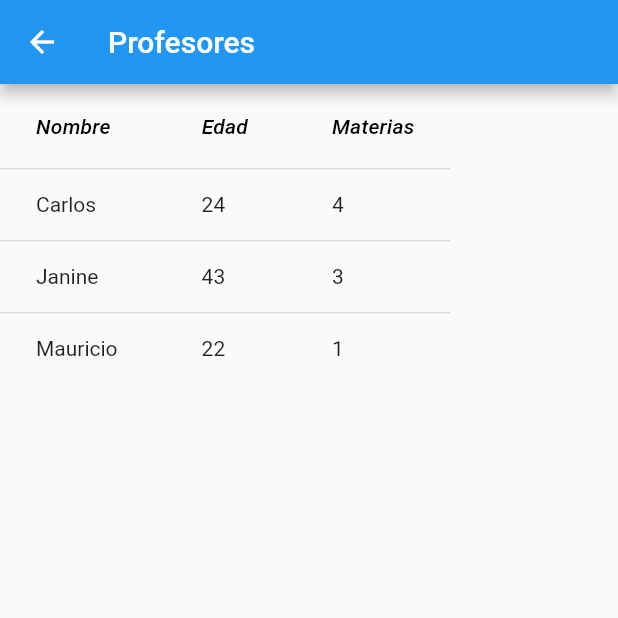
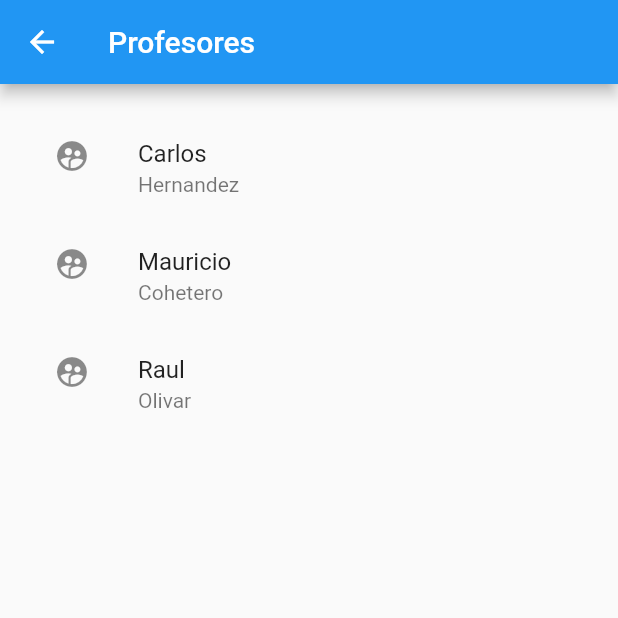
Before and after one commit to Cohetero/schiary, a Flutter app: the VerProfesores screen opened directly, on a phone screen of 412 x 824 dp, the top half of it. Run offline on Flutter 3.47's test engine with Material 2 defaults, Android fonts, the phone set to English and light mode, and no system bars; our stand-ins replace cloud_firestore, firebase_auth, google_sign_in; missing offline and left inert: flutter_facebook_auth; accounts and stored records are empty.

```diff
--- a/lib/code/Administrador/verProfesores.dart
+++ b/lib/code/Administrador/verProfesores.dart
@@ -7,63 +7,49 @@ class VerProfesores extends StatelessWidget {
       appBar: AppBar(
         title: Text('Profesores'),
       ),
-      body: DataTable(
-        columns: const <DataColumn>[
-          DataColumn(
-            label: Text(
-              'Nombre',
-              style: TextStyle(fontStyle: FontStyle.italic),
-            ),
-          ),
-          DataColumn(
-            label: Text(
-              'Edad',
-              style: TextStyle(fontStyle: FontStyle.italic),
-            ),
-          ),
-          DataColumn(
-            label: Text(
-              'Materias',
-              style: TextStyle(fontStyle: FontStyle.italic),
-            ),
-          ),
-        ],
-        rows: const <DataRow>[
-          DataRow(
-            cells: <DataCell>[
-              DataCell(Text('Carlos')),
-              DataCell(Text('24')),
-              DataCell(Text('4')),
-            ],
-          ),
-          DataRow(
-            cells: <DataCell>[
-              DataCell(Text('Janine')),
-              DataCell(Text('43')),
-              DataCell(Text('3')),
-            ],
-          ),
-          DataRow(
-            cells: <DataCell>[
-              DataCell(Text('Mauricio')),
-              DataCell(Text('22')),
-              DataCell(Text('1')),
-            ],
-          ),
-        ],
+      body: Container(
+        padding: EdgeInsets.all(20),
+        child: ProfeList(),
       ),
-      /*Center(
-        child: MaterialButton(
-          minWidth: 200.0,
-          height: 40.0,
-          color: Colors.blueGrey,
-          textColor: Colors.white,
-          onPressed: () {
-            Navigator.pop(context);
-          },
-          child: Text('Regresar'),
-        ),
-      ),*/
     );
   }
 }
+
+class User {
+  String fullname, username, photoUrl;
+  User(this.fullname, this.username, this.photoUrl);
+}
+
+class ProfeList extends StatefulWidget {
+  @override
+  _ProfeListState createState() => _ProfeListState();
+}
+
+class _ProfeListState extends State<ProfeList> {
+  List<User> users;
+
+  @override
+  void initState() {
+    users = [
+      User('Carlos', 'Hernandez', ''),
+      User('Mauricio', 'Cohetero', ''),
+      User('Raul', 'Olivar', ''),
+    ];
+    super.initState();
+  }
+
+  @override
+  Widget build(BuildContext context) {
+    return ListView.builder(
+      // Se mueve en la lista
+      itemBuilder: (context, index) {
+        return ListTile(
+          title: Text(users[index].fullname),
+          subtitle: Text(users[index].username),
+          leading: Icon(Icons.supervised_user_circle),
+        );
+      },
+      itemCount: users.length,
+    );
+  }
+}
--- a/pubspec.yaml
+++ b/pubspec.yaml
@@ -32,9 +32,10 @@ dependencies:
 dev_dependencies:
   flutter_test:
     sdk: flutter
+  firebase_core: ^0.4.0
+  cloud_firestore: ^0.13.7
+  firebase_auth: ^0.14.0+5
   flutter_facebook_auth: ^1.0.0
-  firebase_auth:
-  firebase_core: ^0.4.0
   auth_buttons: ^0.0.4
   google_sign_in: ^4.5.6
   firebase_ui: ^1.0.8
```
Also changed, not shown: lib/code/Administrador/agregarMateria.dart (added, +81 -0 lines), lib/code/Administrador/verAlumnos.dart (+42 -11 lines), lib/code/Administrador/verMaterias.dart (+8 -14 lines), pubspec.lock.
